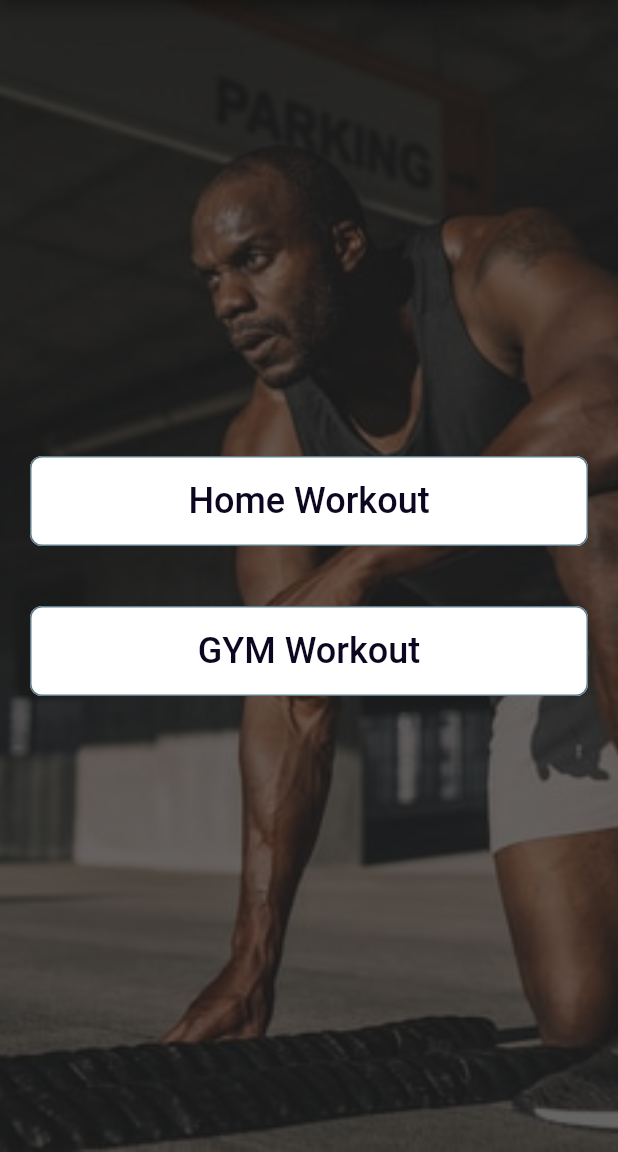
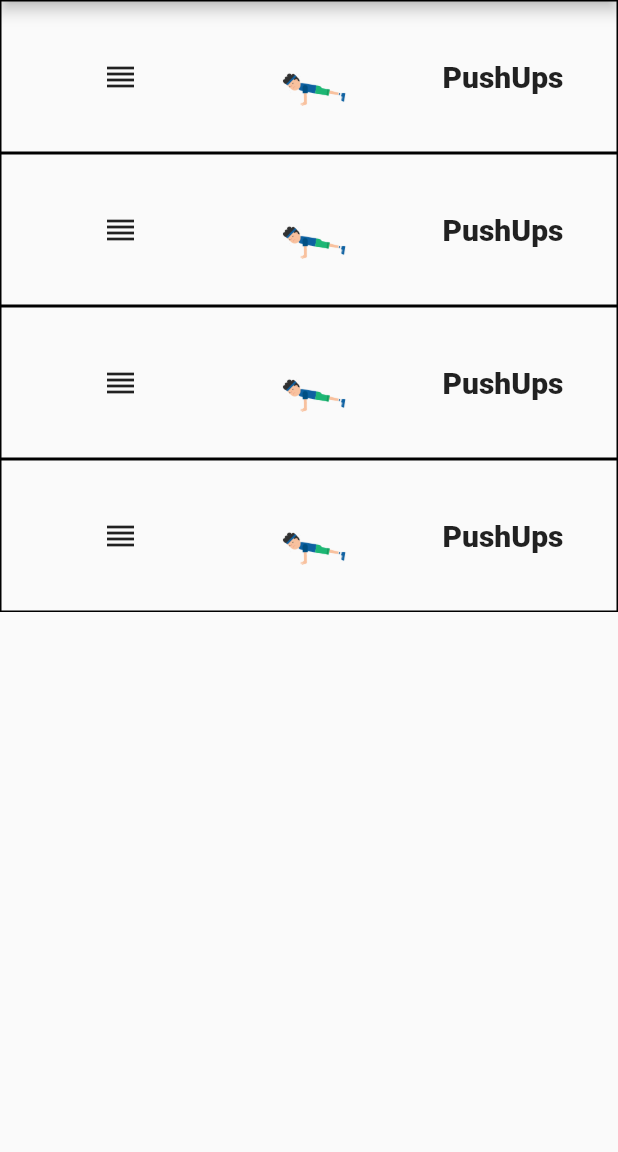
Before and after one commit to HIMANSHU3107/newEdaiProject, a Flutter app: the ExerciseSecond screen opened directly, after a tap on "Home Workout", on a phone screen of 412 x 824 dp, the part 84-1236 px from its top. Run offline on Flutter 3.47's test engine with Material 2 defaults, Android fonts, the light colour scheme and no system bars; our stand-ins replace audioplayers, firebase_auth, firebase_core, flutter_swiper; missing offline and left inert: flutter_dialogflow, kommunicate_flutter_plugin; accounts and stored records are empty.

Commit message:
added third page of exercise

```diff
--- a/lib/features/exerciseSecond.dart
+++ b/lib/features/exerciseSecond.dart
@@ -1,4 +1,5 @@
 import 'package:flutter/material.dart';
+import 'package:new_edai_project/features/exerciseThird.dart';
 
 class ExerciseSecond extends StatefulWidget {
   @override
@@ -56,6 +57,8 @@ class SecondReusableCard extends StatelessWidget {
         minWidth: double.infinity,
         textColor: Color(0xff0D0620),
         onPressed: () {
+          Navigator.push(context,
+              MaterialPageRoute(builder: (context) => ExerciseThird()));
           // Perform some action
         },
         child: Text(
--- /dev/null
+++ b/lib/features/exerciseThird.dart
@@ -0,0 +1,107 @@
+import 'package:flutter/cupertino.dart';
+import 'package:flutter/gestures.dart';
+import 'package:flutter/material.dart';
+import 'package:url_launcher/url_launcher.dart';
+
+class ExerciseThird extends StatelessWidget {
+  @override
+  Widget build(BuildContext context) {
+    return Scaffold(
+      appBar: AppBar(
+        backgroundColor: Color(0xff0D0620),
+        title: Text('Exercise'),
+      ),
+      // backgroundColor: Color(0xff0D0620),
+      body: Column(
+        children: [
+          ThirdReusableCard(
+            imageName: 'assets/images/pushUp.png',
+          ),
+          ThirdReusableCard(
+            imageName: 'assets/images/pushUp.png',
+          ),
+          ThirdReusableCard(
+            imageName: 'assets/images/pushUp.png',
+          ),
+          ThirdReusableCard(
+            imageName: 'assets/images/pushUp.png',
+          )
+        ],
+      ),
+    );
+  }
+}
+
+class ThirdReusableCard extends StatelessWidget {
+  ThirdReusableCard({this.imageName});
+  final String imageName;
+  @override
+  Widget build(BuildContext context) {
+    return Row(
+      children: [
+        Expanded(
+          child: Container(
+            decoration: BoxDecoration(
+              shape: BoxShape.rectangle,
+              border: Border.all(
+                color: Colors.black,
+                width: 1,
+              ),
+            ),
+            child: Row(
+              mainAxisAlignment: MainAxisAlignment.spaceEvenly,
+              children: [
+                FlatButton(
+                    onPressed: () {
+                      showDialog(
+                        context: context,
+                        builder: (_) => AlertDialog(
+                          content: Column(
+                            children: [
+                              Image(
+                                image: AssetImage('assets/images/pushUp.png'),
+                              ),
+                              Text(
+                                  'Lay prone on the ground with arms supporting your body. keep your Body straight while raising and owering your body with your arms. The exercise works the chest,shoulders, triceps,back and legs.'),
+                              RichText(
+                                text: TextSpan(
+                                    style: TextStyle(color: Colors.blue),
+                                    text: 'click here to see the video',
+                                    recognizer: TapGestureRecognizer()
+                                      ..onTap = () async {
+                                        var url =
+                                            'https://youtu.be/bt5b9x9N0KU';
+                                        if (await canLaunch(url)) {
+                                          await launch(url);
+                                        } else {
+                                          throw 'cannot load url';
+                                        }
+                                      }),
+                              )
+                            ],
+                          ),
+                        ),
+                      );
+                    },
+                    child: Icon(Icons.reorder)),
+                Image.asset(
+                  imageName,
+                  fit: BoxFit.fitWidth,
+                  height: 100,
+                  width: 100,
+                ),
+                Text(
+                  'PushUps',
+                  style: TextStyle(
+                    fontSize: 20.0,
+                    fontWeight: FontWeight.w900,
+                  ),
+                ),
+              ],
+            ),
+          ),
+        )
+      ],
+    );
+  }
+}
--- a/pubspec.yaml
+++ b/pubspec.yaml
@@ -33,9 +33,11 @@ dependencies:
   cloud_firestore: ^0.14.0+2
   firebase_core: ^0.5.0
   audioplayers: ^0.16.1
+  url_launcher: ^5.7.10
   flutter_dialogflow: ^0.1.0
   provider: ^4.3.2+2
   kommunicate_flutter_plugin: ^1.1.0
+
 
 dev_dependencies:
   flutter_test:
```
Also changed, not shown: assets/images/pushUp.png (added), pubspec.lock.
